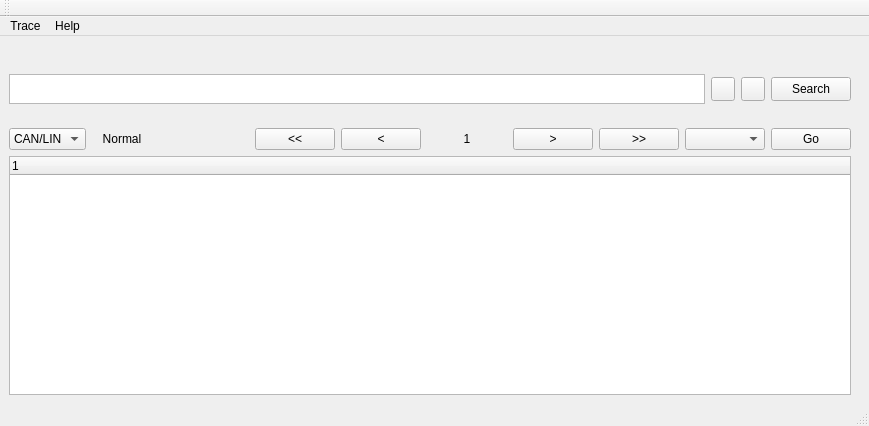
Old version of the form QtWidgetsApplication1.ui in the repository stefanzweig/qt_trace.
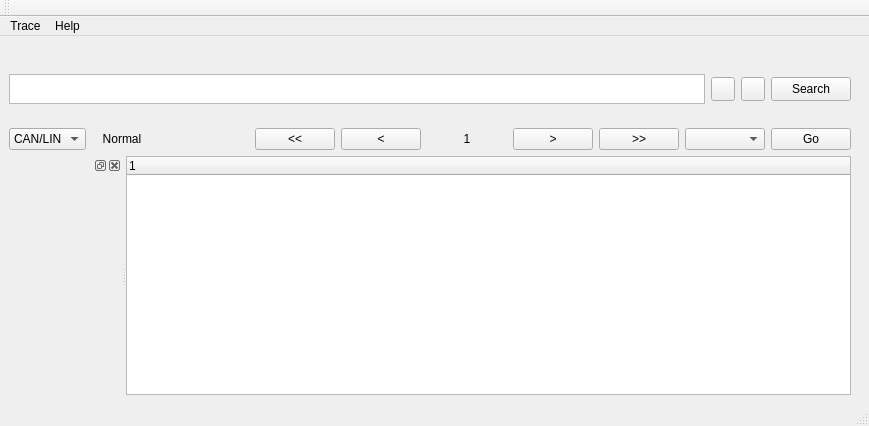
New version of the form.

The edit to the form file:
```diff
--- a/QtWidgetsApplication1.ui
+++ b/QtWidgetsApplication1.ui
@@ -409,11 +409,35 @@
                  <item>
                   <layout class="QHBoxLayout" name="horizontalLayout_99">
                    <item>
+						  <widget class="QSplitter" name="splitter">
+							  <property name="orientation">
+								  <enum>Qt::Horizontal</enum>
+							  </property>
+							  <widget class="QDockWidget" name="left_statistic_widget">
+								  <property name="sizePolicy">
+									  <sizepolicy hsizetype="Fixed" vsizetype="Preferred">
+										  <horstretch>0</horstretch>
+										  <verstretch>3</verstretch>
+									  </sizepolicy>
+								  </property>
+								  <property name="minimumSize">
+									  <size>
+										  <width>40</width>
+										  <height>22</height>
+									  </size>
+								  </property>
+								  <property name="maximumSize">
+									  <size>
+										  <width>200</width>
+										  <height>524287</height>
+									  </size>
+								  </property>
+							  </widget>
                     <widget class="QTreeWidget" name="treetrace">
                      <property name="sizePolicy">
                       <sizepolicy hsizetype="Preferred" vsizetype="Preferred">
                        <horstretch>0</horstretch>
-                       <verstretch>10</verstretch>
+										  <verstretch>5</verstretch>
                       </sizepolicy>
                      </property>
                      <column>
@@ -422,7 +446,9 @@
                       </property>
                      </column>
                     </widget>
-                   </item>
+						  </widget>
+					  </item>
+					  <!--merge-->
                   </layout>
                  </item>
                 </layout>
```
Left out of the diff: 1 changed line with no effect on the pictures. Lines whose indentation alone changed are shown as unchanged.
